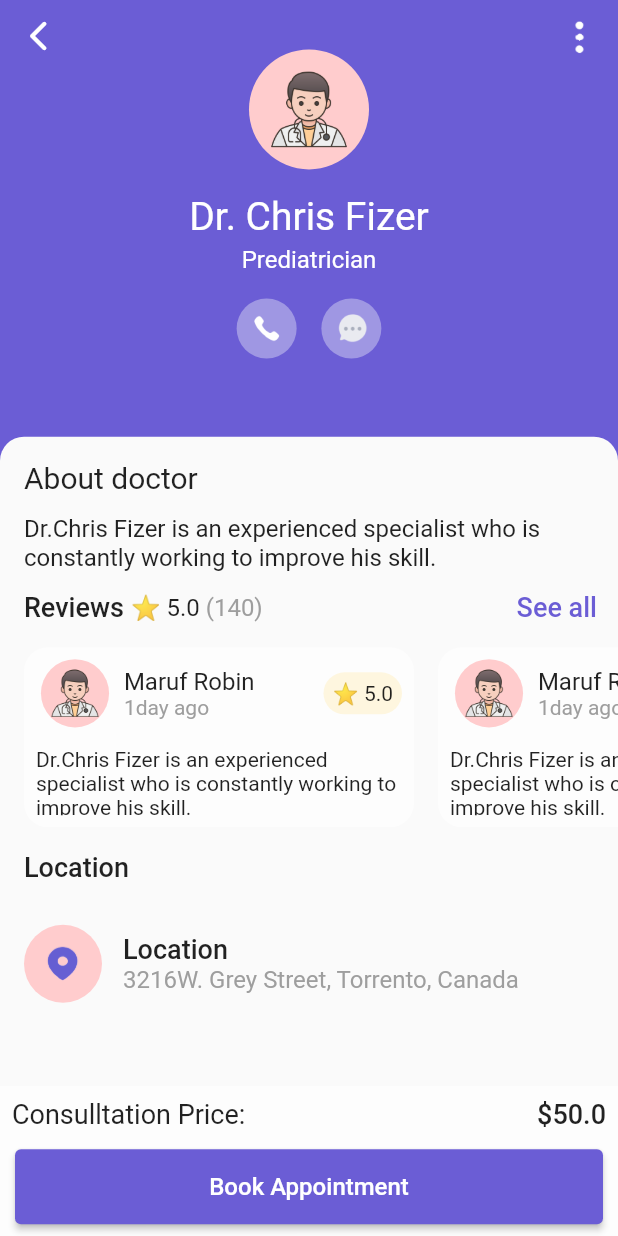
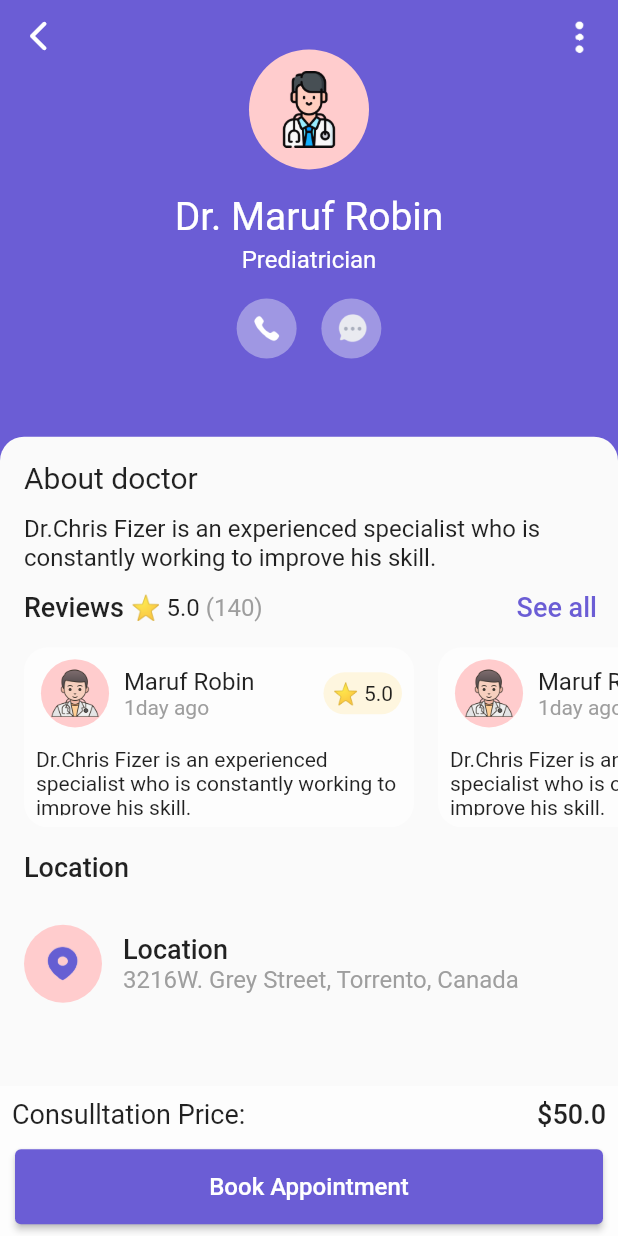
Before and after one commit to marufrobin/medical_app, a Flutter app: the screen it shows after launch, after a tap on "Dr. Maruf Robin", on a phone screen of 412 x 824 dp. Run offline on Flutter 3.47's test engine with Material 2 defaults, Android fonts, the phone set to English and light mode, and no system bars.

Commit message:
doctor info name fixed..

```diff
--- a/lib/pages/doctorInfo.dart
+++ b/lib/pages/doctorInfo.dart
@@ -2,7 +2,9 @@ import 'package:flutter/material.dart';
 import 'package:medical_app/model/model_data.dart';
 
 class DoctorInfoPage extends StatelessWidget {
-  DoctorInfoPage({Key? key}) : super(key: key);
+  int index;
+  DoctorInfoPage(this.index);
+
   var listDoctorInfo = ModelData.doctorData();
   @override
   Widget build(BuildContext context) {
@@ -79,7 +81,7 @@ class DoctorInfoPage extends StatelessWidget {
                             CircleAvatar(
                               backgroundColor: Color(0xffFFCCCD),
                               child: Image.asset(
-                                  "${listDoctorInfo[0].doctorImage}",
+                                  "${listDoctorInfo[index].doctorImage}",
                                   scale: 10),
                               radius: 40,
                             ),
@@ -87,7 +89,7 @@ class DoctorInfoPage extends StatelessWidget {
                               height: MediaQuery.of(context).size.height * 0.02,
                             ),
                             Text(
-                              "${listDoctorInfo[0].doctorName}",
+                              "${listDoctorInfo[index].doctorName}",
                               style:
                                   TextStyle(fontSize: 26, color: Colors.white),
                             ),
@@ -96,7 +98,7 @@ class DoctorInfoPage extends StatelessWidget {
                                   MediaQuery.of(context).size.height * 0.005,
                             ),
                             Text(
-                              "${listDoctorInfo[0].doctorType}",
+                              "${listDoctorInfo[index].doctorType}",
                               style:
                                   TextStyle(fontSize: 16, color: Colors.white),
                             ),
@@ -169,7 +171,7 @@ class DoctorInfoPage extends StatelessWidget {
           SizedBox(
             height: MediaQuery.of(context).size.height * 0.016,
           ),
-          Text("${listDoctorInfo[0].doctorInfo}",
+          Text("${listDoctorInfo[index].doctorInfo}",
               style: TextStyle(fontSize: 16)),
           SizedBox(
             height: MediaQuery.of(context).size.height * 0.016,
--- a/lib/widgets/list_view_after_box.dart
+++ b/lib/widgets/list_view_after_box.dart
@@ -71,7 +71,7 @@ class ListViewOfAfterBox extends StatelessWidget {
                     (index) => GestureDetector(
                           onTap: (() {
                             Navigator.of(context).push(MaterialPageRoute(
-                              builder: (context) => DoctorInfoPage(),
+                              builder: (context) => DoctorInfoPage(index),
                             ));
                           }),
                           child: Container(
```
